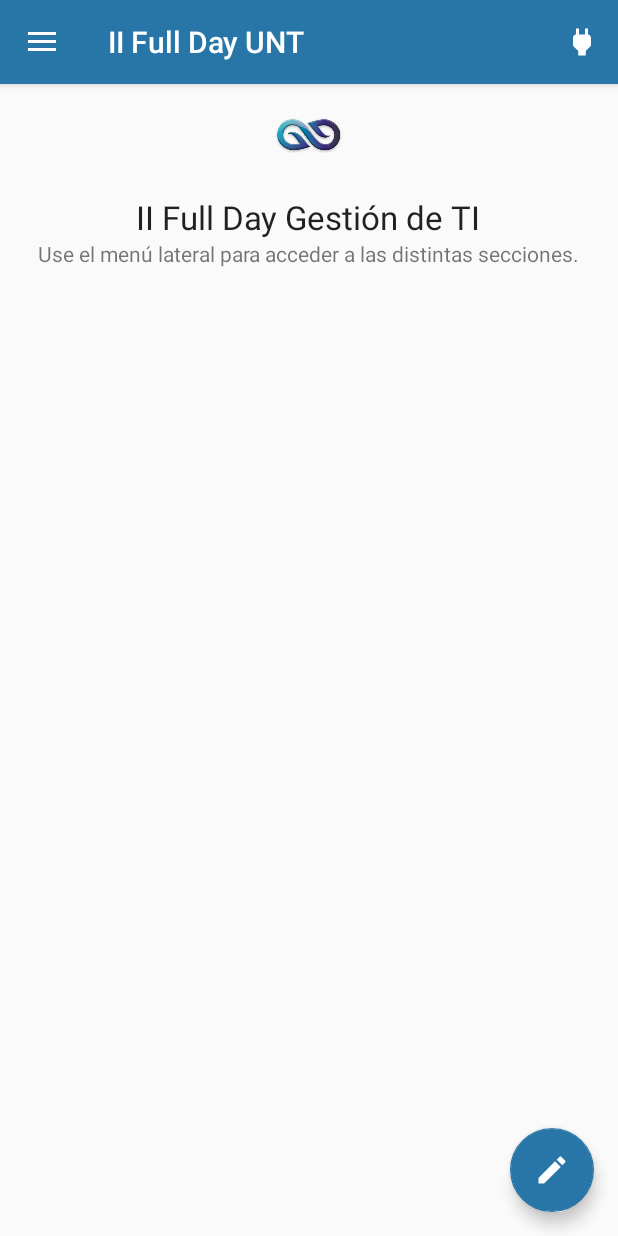
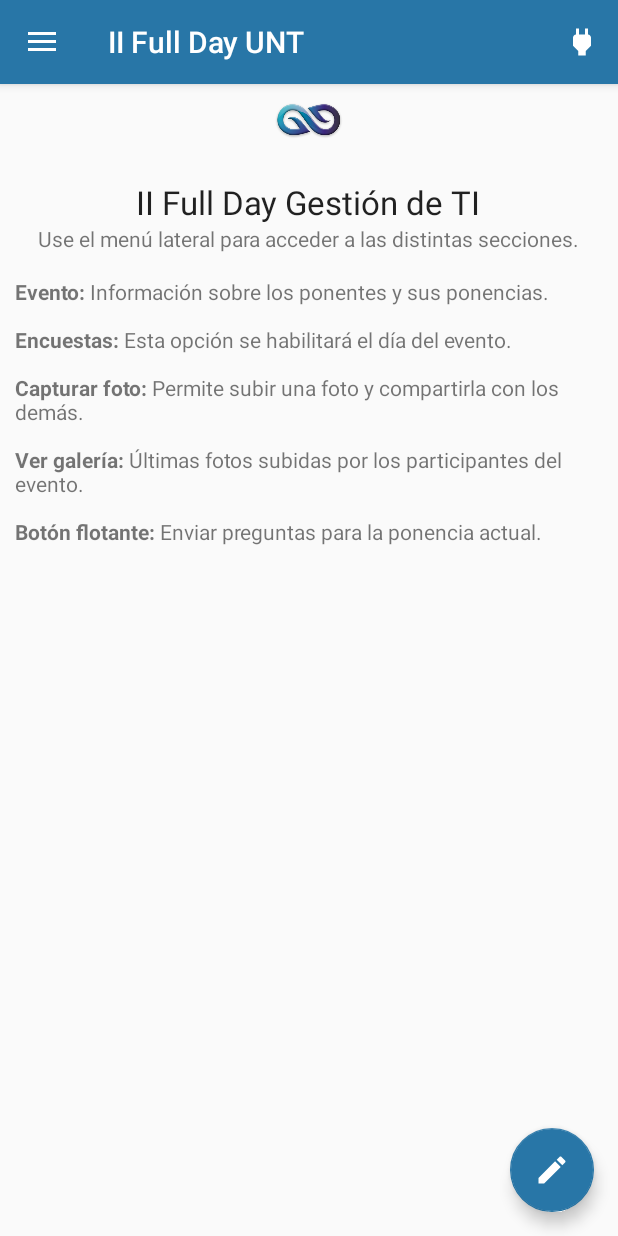
Before and after one commit to JCarlosR/FullDay2016, an Android app: the PanelActivity screen opened directly, with no data from a screen before it, on a phone screen of 412 x 824 dp. Run offline under Robolectric (Android 15) with nearby library versions, the phone set to English and light mode, and no system bars; our stand-ins replace Firebase (no records; nobody signed in at launch, a user with empty details on screens opened directly).

```diff
--- a/app/src/main/java/com/youtube/sorcjc/fullday2016/ui/PanelActivity.java
+++ b/app/src/main/java/com/youtube/sorcjc/fullday2016/ui/PanelActivity.java
@@ -20,9 +20,11 @@ import android.support.v7.app.ActionBarDrawerToggle;
 import android.support.v7.app.AlertDialog;
 import android.support.v7.app.AppCompatActivity;
 import android.support.v7.widget.Toolbar;
+import android.text.Html;
 import android.view.Menu;
 import android.view.MenuItem;
 import android.view.View;
+import android.widget.TextView;
 import android.widget.Toast;
 
 import com.google.firebase.database.DatabaseError;
@@ -128,7 +130,8 @@ public class PanelActivity extends AppCompatActivity
         NavigationView navigationView = (NavigationView) findViewById(R.id.nav_view);
         navigationView.setNavigationItemSelectedListener(this);
 
-        // Log.d("MyFirebase", "Token => " + FirebaseInstanceId.getInstance().getToken());
+        TextView tvInstructions = (TextView) findViewById(R.id.tvInstructions);
+        tvInstructions.setText(Html.fromHtml(getString(R.string.instructions)));
     }
 
     @Override
@@ -273,8 +276,8 @@ public class PanelActivity extends AppCompatActivity
     @Override
     public void onActivityResult(int requestCode, int resultCode, Intent data) {
         if (requestCode == REQUEST_IMAGE_CAPTURE && resultCode == RESULT_OK) {
-            Bitmap bitmap = BitmapFactory.decodeFile(currentPhotoPath);
-            postPicture(bitmap);
+            Bitmap fullBitmap = BitmapFactory.decodeFile(currentPhotoPath); // full size image
+            postPicture(fullBitmap);
             boolean deleted = new File(currentPhotoPath).delete();
             if (! deleted) {
                 Toast.makeText(this, R.string.optional_photo_delete, Toast.LENGTH_SHORT).show();
@@ -284,6 +287,7 @@ public class PanelActivity extends AppCompatActivity
 
     public void postPicture(Bitmap bitmap) {
         String imageEncoded = Global.getBase64FromBitmap(bitmap);
+        String thumbnailEncoded = Global.getLowBase64FromBitmap(bitmap);
 
         // Take the user data
         final int userId = Global.getIntFromSharedPreferences(this, "user_id");
@@ -296,6 +300,7 @@ public class PanelActivity extends AppCompatActivity
         // Create a photo object
         Photo newPhoto = new Photo();
         newPhoto.setImageBase64(imageEncoded);
+        newPhoto.setThumbnail(thumbnailEncoded);
         newPhoto.setName(name);
         newPhoto.setUserId(userId);
 
--- a/app/src/main/res/layout/content_panel.xml
+++ b/app/src/main/res/layout/content_panel.xml
@@ -6,7 +6,6 @@
     android:orientation="vertical"
     android:layout_width="match_parent"
     android:layout_height="match_parent"
-    android:paddingTop="10dp"
     app:layout_behavior="@string/appbar_scrolling_view_behavior"
     tools:context="com.youtube.sorcjc.fullday2016.ui.PanelActivity"
     tools:showIn="@layout/app_bar_panel">
@@ -34,4 +33,13 @@
         android:text="Use el menú lateral para acceder a las distintas secciones."
         android:layout_width="wrap_content"
         android:layout_height="wrap_content" />
+
+    <TextView
+        android:id="@+id/tvInstructions"
+        android:padding="10dp"
+        android:layout_marginTop="25dp"
+        android:layout_centerHorizontal="true"
+        android:layout_below="@id/tvWelcome"
+        android:layout_width="match_parent"
+        android:layout_height="wrap_content" />
 </RelativeLayout>
--- a/app/src/main/res/values/strings.xml
+++ b/app/src/main/res/values/strings.xml
@@ -23,4 +23,14 @@
     <string name="success_photo_upload">La foto se ha publicado correctamente !</string>
     <string name="optional_photo_delete">Si desea luego puede eliminar la foto del celular</string>
     <string name="share_via">Compartir en</string>
+
+    <string name="instructions">
+        <![CDATA[
+        <p><b>Evento:</b> Información sobre los ponentes y sus ponencias.</p>
+        <p><b>Encuestas:</b> Esta opción se habilitará el día del evento.</p>
+        <p><b>Capturar foto:</b> Permite subir una foto y compartirla con los demás.</p>
+        <p><b>Ver galería:</b> Últimas fotos subidas por los participantes del evento.</p>
+        <p><b>Botón flotante:</b> Enviar preguntas para la ponencia actual.</p>
+        ]]>
+    </string>
 </resources>
```
Also changed, not shown: app/src/main/java/com/youtube/sorcjc/fullday2016/Global.java (+18 -0 lines), app/src/main/java/com/youtube/sorcjc/fullday2016/model/Photo.java (+9 -0 lines), app/src/main/java/com/youtube/sorcjc/fullday2016/ui/adapter/PhotoAdapter.java (+8 -6 lines), app/src/main/java/com/youtube/sorcjc/fullday2016/ui/fragment/GalleryFragment.java (+8 -1 lines), app/src/main/res/layout/fragment_gallery.xml (+17 -3 lines).
